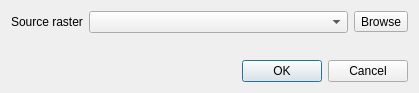
FLO-2DSoftware/qgis-flo-2d-plugin, file flo2d/ui/eval_arfwrf.ui: the form before one commit.
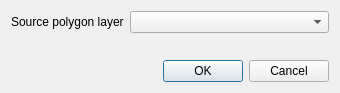
The form after the commit.

Commit message: Added methods for calculating ARF and WRF values from polygons.

```diff
--- a/flo2d/ui/eval_arfwrf.ui
+++ b/flo2d/ui/eval_arfwrf.ui
@@ -6,7 +6,7 @@
    <rect>
     <x>0</x>
     <y>0</y>
-    <width>419</width>
+    <width>340</width>
     <height>93</height>
    </rect>
   </property>
@@ -29,7 +29,7 @@
      <item>
       <widget class="QLabel" name="label">
        <property name="text">
-        <string>Source raster</string>
+        <string>Source polygon layer</string>
        </property>
       </widget>
      </item>
@@ -43,13 +43,6 @@
        </property>
       </widget>
      </item>
-     <item>
-      <widget class="QToolButton" name="browseSrcBtn">
-       <property name="text">
-        <string>Browse</string>
-       </property>
-      </widget>
-     </item>
     </layout>
    </item>
    <item row="1" column="0">
```
Left out of the diff: 2 changed lines with no effect on the pictures. The commit also changes 5 other files.
